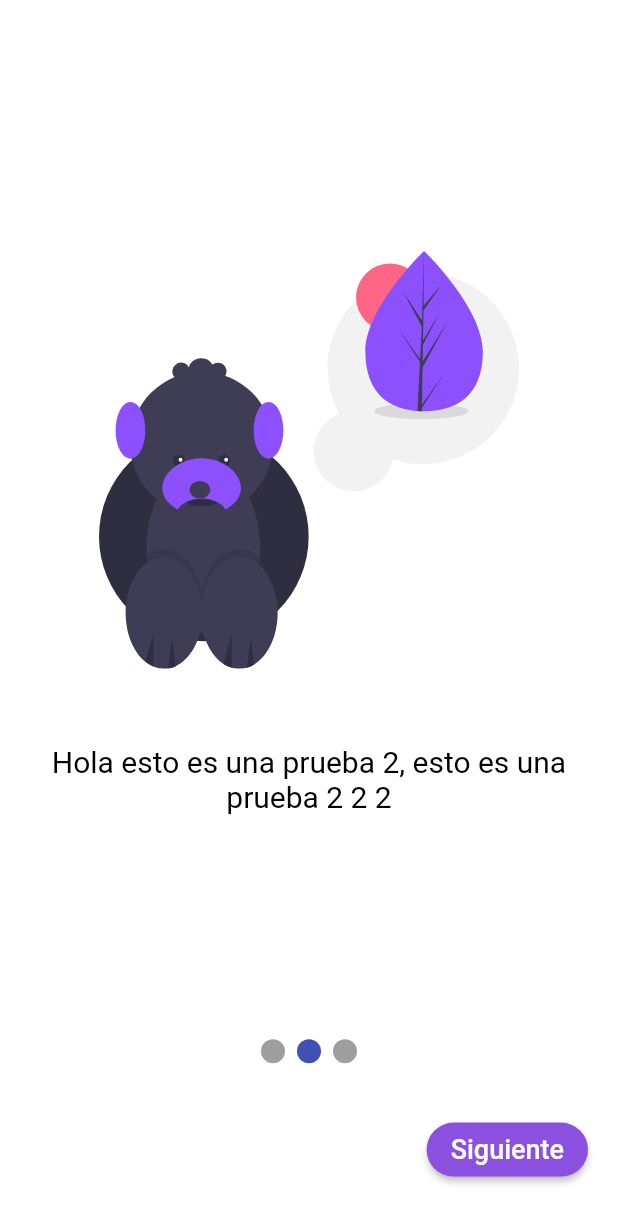
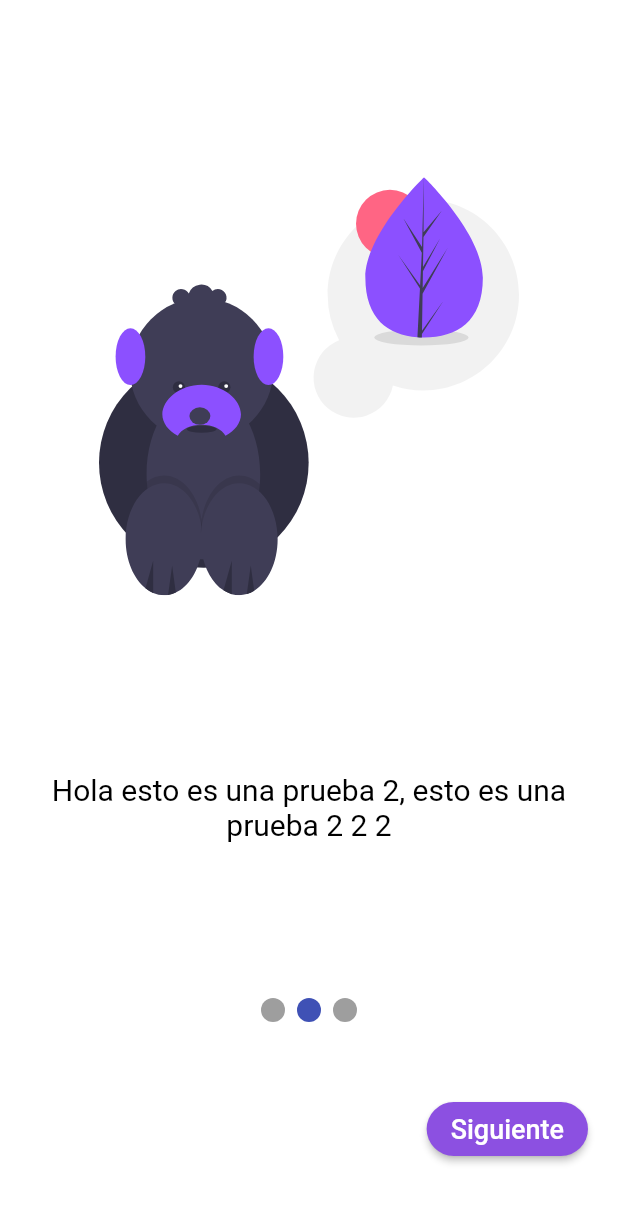
Before and after one commit to andresadar/dipci, a Flutter app: the screen it shows after launch, after a tap on "Siguiente", on a phone screen of 412 x 824 dp. Shown: the top 1224 px of the screen. Run offline on Flutter 3.47's test engine with Material 2 defaults, Android fonts, the phone set to English and light mode, and no system bars; drawn by our look-alikes of smooth_page_indicator; our stand-ins replace flutter_svg.

Commit message:
Terminamos el welcome

```diff
--- a/dipci-main/dipci/lib/images/images.dart
+++ b/dipci-main/dipci/lib/images/images.dart
@@ -1,5 +1,3 @@
-import 'package:flutter/material.dart';
-
 class Images {
   Images();
 
--- a/dipci-main/dipci/lib/screens/welcome.dart
+++ b/dipci-main/dipci/lib/screens/welcome.dart
@@ -1,28 +1,37 @@
 import 'package:dipci/colors/color.dart';
+import 'package:dipci/screens/home_page.dart';
 import 'package:flutter/material.dart';
 import 'package:flutter_svg/flutter_svg.dart';
 import 'package:smooth_page_indicator/smooth_page_indicator.dart';
 
 import '../images/images.dart';
 
-class WelcomePage extends StatelessWidget {
+class WelcomePage extends StatefulWidget {
+  @override
+  _WelcomePageState createState() => _WelcomePageState();
+}
+
+class _WelcomePageState extends State<WelcomePage> {
   final imagenes = Images();
+
   final _controller = PageController();
+
+  bool buttonChange = false;
+
+  @override
+  void dispose() {
+    _controller.dispose();
+    super.dispose();
+  }
 
   @override
   Widget build(BuildContext context) {
     Size size = MediaQuery.of(context).size;
 
     return Scaffold(
-      body: Column(
-        children: [
-          Container(
+      body: Container(
         height: size.height,
         width: size.width,
-            child: Column(
-              children: [
-                Expanded(
-                  flex: 4,
         child: PageView(
           controller: _controller,
           physics: BouncingScrollPhysics(),
@@ -30,18 +39,28 @@ class WelcomePage extends StatelessWidget {
             WelcomePages(
               color: Colors.white,
               image: imagenes.pig,
-                        text:
-                            'Hola esto es una prueba, hola esto es una prueba',
+              text: 'Hola esto es una prueba, hola esto es una prueba',
               textColor: Colors.black,
               textSize: 20.0,
+              controller: _controller,
+              function: () {
+                _controller.nextPage(
+                    duration: Duration(milliseconds: 1000),
+                    curve: Curves.decelerate);
+              },
             ),
             WelcomePages(
               color: Colors.white,
               image: imagenes.bear,
-                        text:
-                            'Hola esto es una prueba 2, esto es una prueba 2 2 2',
+              text: 'Hola esto es una prueba 2, esto es una prueba 2 2 2',
               textColor: Colors.black,
               textSize: 20.0,
+              controller: _controller,
+              function: () {
+                _controller.nextPage(
+                    duration: Duration(milliseconds: 1000),
+                    curve: Curves.decelerate);
+              },
             ),
             WelcomePages(
               color: Colors.white,
@@ -49,21 +68,88 @@ class WelcomePage extends StatelessWidget {
               text: 'Bienvenido',
               textColor: colorPrincipal,
               textSize: 45.0,
+              controller: _controller,
+              function: () {
+                Navigator.pushAndRemoveUntil(
+                    context,
+                    MaterialPageRoute(builder: (context) => HomePage()),
+                    (route) => false);
+              },
+              textButton: '¡Comenzar!',
             )
           ],
+        ),
+      ),
+    );
+  }
+}
+
+class WelcomePages extends StatelessWidget {
+  final color;
+  final image;
+  final text;
+  final textColor;
+  final textSize;
+  final controller;
+  final function;
+  final textButton;
+
+  const WelcomePages({
+    this.color,
+    this.image,
+    this.text,
+    this.textColor,
+    this.textSize,
+    this.controller,
+    this.function,
+    this.textButton = 'Siguiente',
+  });
+
+  @override
+  Widget build(BuildContext context) {
+    return Scaffold(
+      body: Container(
+        height: double.infinity,
+        width: double.infinity,
+        color: this.color,
+        child: Column(
+          mainAxisSize: MainAxisSize.max,
+          mainAxisAlignment: MainAxisAlignment.center,
+          children: [
+            Expanded(
+              flex: 5,
+              child: Container(
+                margin: EdgeInsets.all(50.0),
+                height: 280,
+                width: 280,
+                child: SvgPicture.asset(image),
               ),
             ),
             Expanded(
               flex: 1,
               child: Container(
-                    color: Colors.white,
+                margin: EdgeInsets.symmetric(horizontal: 25.0),
+                child: Text(
+                  this.text,
+                  overflow: TextOverflow.fade,
+                  textAlign: TextAlign.center,
+                  style: TextStyle(
+                      color: textColor,
+                      fontSize: textSize), //TODO: CAMBIAR LA TIPOGRAFIA
+                ),
+              ),
+            ),
+            Expanded(
+              flex: 2,
+              child: Container(
+                color: this.color,
                 child: Column(
                   mainAxisSize: MainAxisSize.max,
                   mainAxisAlignment: MainAxisAlignment.spaceEvenly,
                   children: [
                     Center(
                       child: SmoothPageIndicator(
-                            controller: _controller,
+                        controller: controller,
                         count: 3,
                         effect: WormEffect(),
                       ),
@@ -76,66 +162,15 @@ class WelcomePage extends StatelessWidget {
                           color: colorPrincipal,
                           shape: StadiumBorder(),
                           child: Text(
-                                'Siguiente',
-                                style: TextStyle(
-                                    fontSize: 18, color: Colors.white),
+                            this.textButton,
+                            style: TextStyle(fontSize: 18, color: Colors.white),
                           ),
-                              onPressed: () {
-                                _controller.nextPage(
-                                    duration: Duration(microseconds: 500),
-                                    curve: Curves.bounceIn);
-                              },
+                          onPressed: this.function,
                         ),
                       ),
                     )
                   ],
                 ),
-                  ),
-                ),
-              ],
-            ),
-          ),
-        ],
-      ),
-    );
-  }
-}
-
-class WelcomePages extends StatelessWidget {
-  final color;
-  final image;
-  final text;
-  final textColor;
-  final textSize;
-
-  const WelcomePages(
-      {this.color, this.image, this.text, this.textColor, this.textSize});
-
-  @override
-  Widget build(BuildContext context) {
-    return Scaffold(
-      body: Container(
-        height: double.infinity,
-        width: double.infinity,
-        color: this.color,
-        child: Column(
-          mainAxisSize: MainAxisSize.max,
-          mainAxisAlignment: MainAxisAlignment.center,
-          children: [
-            Container(
-              margin: EdgeInsets.all(50.0),
-              height: 280,
-              width: 280,
-              child: SvgPicture.asset(image),
-            ),
-            Container(
-              margin: EdgeInsets.symmetric(horizontal: 25.0),
-              child: Text(
-                this.text,
-                textAlign: TextAlign.center,
-                style: TextStyle(
-                    color: textColor,
-                    fontSize: textSize), //TODO: CAMBIAR LA TIPOGRAFIA
               ),
             )
           ],
```
Also changed, not shown: dipci-main/dipci/lib/screens/home_page.dart (added, +66 -0 lines). Lines whose indentation alone changed are shown as unchanged.
